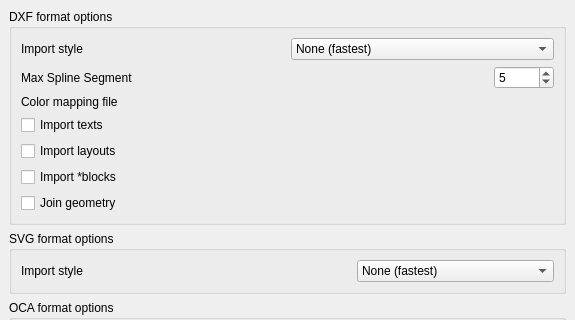
The window that src/Mod/Draft/userprefs-import.ui (berndhahnebach/All_FreeCAD) describes before a commit, drawn with Qt 5; both pictures show x 0 to 575 and y 0 to 320 of the 575 by 629 pixel window.
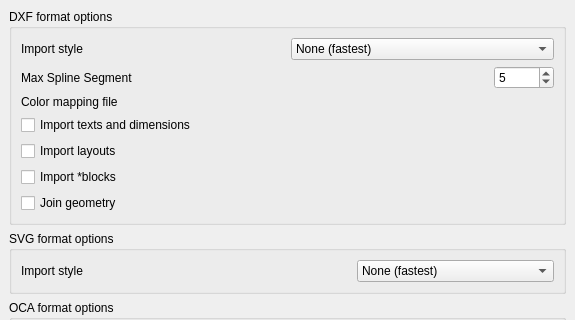
The same window after the commit. Custom widgets are drawn as their Qt base class.

Commit message: + fixed a good amount of bugs in Draft DXF import

Diff of the .ui file:
```diff
--- a/src/Mod/Draft/userprefs-import.ui
+++ b/src/Mod/Draft/userprefs-import.ui
@@ -158,7 +158,7 @@
            <string>if this is unchecked, texts/mtexts won't be imported</string>
           </property>
           <property name="text">
-           <string>Import texts</string>
+           <string>Import texts and dimensions</string>
           </property>
           <property name="prefEntry" stdset="0">
            <cstring>dxftext</cstring>
```
The commit also changes 5 other files.
